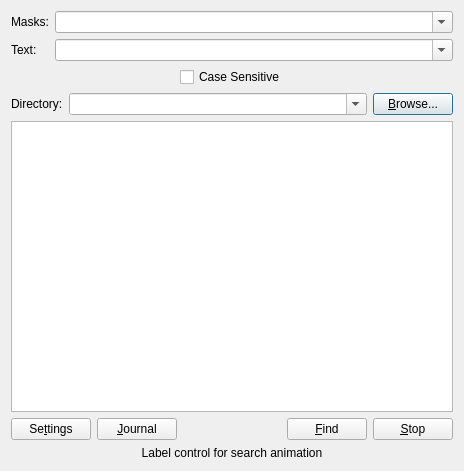
First picture: the form in SearchGUI/src/searchwindow.ui, repository tmpprj/tmpprj, before the edit.
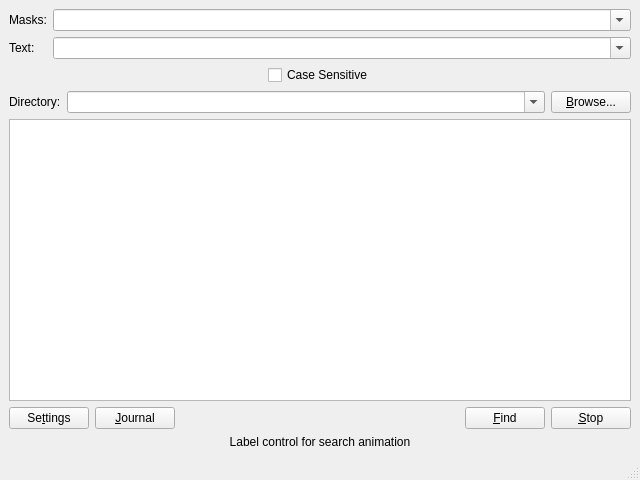
Second picture: the form after the edit. Custom widgets are drawn as their Qt base class.

Commit message: status bar and slashes in path

The edit to the form file:
```diff
--- a/SearchGUI/src/searchwindow.ui
+++ b/SearchGUI/src/searchwindow.ui
@@ -1,21 +1,19 @@
 <ui version="4.0" >
  <class>SearchWindowBase</class>
- <widget class="QDialog" name="SearchWindowBase" >
-  <property name="geometry" >
+ <widget class="QMainWindow" name="SearchWindowBase">
+  <property name="geometry">
    <rect>
     <x>0</x>
     <y>0</y>
-    <width>464</width>
-    <height>471</height>
+    <width>640</width>
+    <height>480</height>
    </rect>
   </property>
   <property name="windowTitle" >
    <string>SearchWindowBase</string>
   </property>
-  <property name="sizeGripEnabled" >
-   <bool>false</bool>
-  </property>
-  <layout class="QVBoxLayout" >
+  <widget class="QWidget" name="centralwidget">
+   <layout class="QVBoxLayout">
    <item>
     <layout class="QHBoxLayout" >
      <item>
@@ -259,6 +257,18 @@
    </item>
   </layout>
  </widget>
+  <widget class="QMenuBar" name="menubar">
+   <property name="geometry">
+    <rect>
+     <x>0</x>
+     <y>0</y>
+     <width>640</width>
+     <height>22</height>
+    </rect>
+   </property>
+  </widget>
+  <widget class="QStatusBar" name="statusbar"/>
+ </widget>
  <customwidgets>
   <customwidget>
    <class>QFilesTable</class>
```
Left out of the diff: 143 changed lines with no effect on the pictures. Lines whose indentation alone changed are shown as unchanged. The commit also changes 12 other files.
